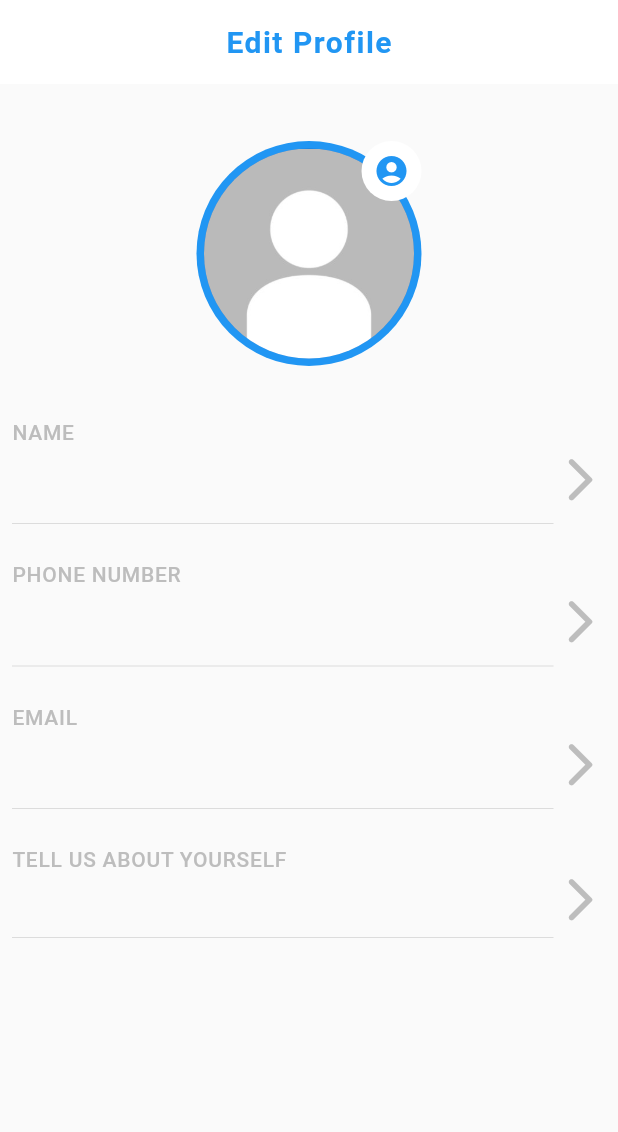
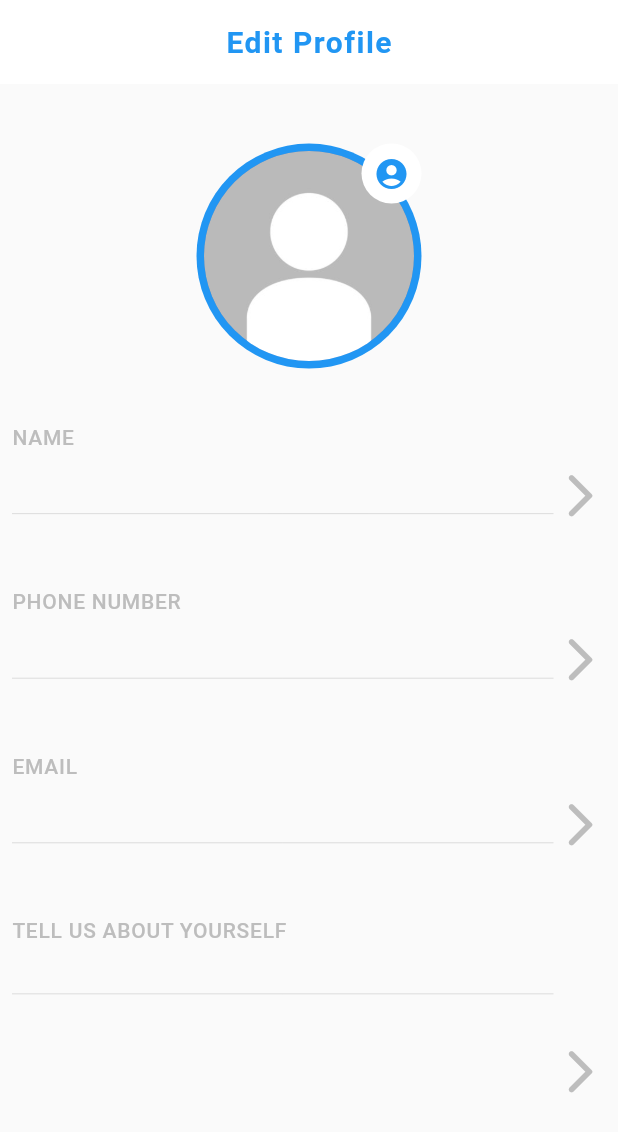
Before and after one commit to tylerwools79/agMobileApp, a Flutter app: the screen it shows after launch, on a phone screen of 412 x 824 dp. Shown: the top 1132 px of the screen. Run offline on Flutter 3.47's test engine with Material 2 defaults, Android fonts, the phone set to English and light mode, and no system bars.

Commit message:
Made display more dynamic via Expanded widgets. created files for other pages of the app.

```diff
--- a/lib/main.dart
+++ b/lib/main.dart
@@ -10,6 +10,7 @@ class Home extends StatefulWidget {
 }
 
 class _HomeState extends State<Home> {
+
   String fName = '';
   String lName = '';
   String phoneNumber = '';
@@ -36,7 +37,9 @@ class _HomeState extends State<Home> {
       body: Center(
         child: Column(
           children: <Widget>[
-            Padding(
+            Expanded(
+              flex: 2,
+              child: Padding(
                 padding: EdgeInsets.fromLTRB(0, 30, 0, 20),
                 child: TextButton(
                   //This is the profile picture section
@@ -71,7 +74,10 @@ class _HomeState extends State<Home> {
                   )
                 ),
               ),
-            TextButton(
+            ),
+            Expanded(
+              flex: 1,
+              child: TextButton(
                   onPressed: (){
                     setState((){
                       fName='John';
@@ -101,7 +107,6 @@ class _HomeState extends State<Home> {
                               letterSpacing: 0.5,
                             )
                             ),
-                          SizedBox(height:10),
                             Divider(height: 20),
                           ],
                         ),
@@ -115,7 +120,10 @@ class _HomeState extends State<Home> {
                     ],
                   )
               ),
-            TextButton(
+            ),
+            Expanded(
+              flex: 1,
+              child: TextButton(
                   onPressed: (){
                     setState((){
                       phoneNumber = '1-(555)-555-5555';
@@ -144,7 +152,6 @@ class _HomeState extends State<Home> {
                                   letterSpacing: 0.5,
                                 )
                             ),
-                          SizedBox(height:10),
                             Divider(height: 20),
                           ],
                         ),
@@ -158,7 +165,10 @@ class _HomeState extends State<Home> {
                     ],
                   )
               ),
-            TextButton(
+            ),
+            Expanded(
+              flex: 1,
+              child: TextButton(
                   onPressed: (){
                     setState((){
                       eMail='john.doe@email.com';
@@ -187,7 +197,6 @@ class _HomeState extends State<Home> {
                                   letterSpacing: 0.5,
                                 )
                             ),
-                          SizedBox(height:10),
                             Divider(height: 20),
                           ],
                         ),
@@ -201,7 +210,10 @@ class _HomeState extends State<Home> {
                     ],
                   )
               ),
-            TextButton(
+            ),
+            Expanded(
+              flex: 2,
+              child: TextButton(
                   onPressed: (){
                     setState((){
                       aboutMe='Lorem ipsum dolor sit amet, consectetur adipiscing elit. Suspendisse dolor diam, lobortis in semper et, facilisis at metus. Fusce iaculis scelerisque nibh et aliquet. Fusce iaculis ligula et lectus viverra sollicitudin. Nulla velit arcu, imperdiet id molestie eu, mollis eget metus. Mauris nisl mauris, dapibus vitae risus ac, fringilla varius.';
@@ -233,7 +245,6 @@ class _HomeState extends State<Home> {
                                   )
                               ),
                             ),
-                          SizedBox(height:10),
                             Divider(height: 20),
                           ],
                         ),
@@ -247,6 +258,7 @@ class _HomeState extends State<Home> {
                     ],
                   )
               ),
+            ),
           ]
         )
 
```
Also changed, not shown: lib/pages/edit_about.dart (added), lib/pages/edit_email.dart (added), lib/pages/edit_name.dart (added), lib/pages/edit_phone.dart (added). Lines whose indentation alone changed are shown as unchanged.
